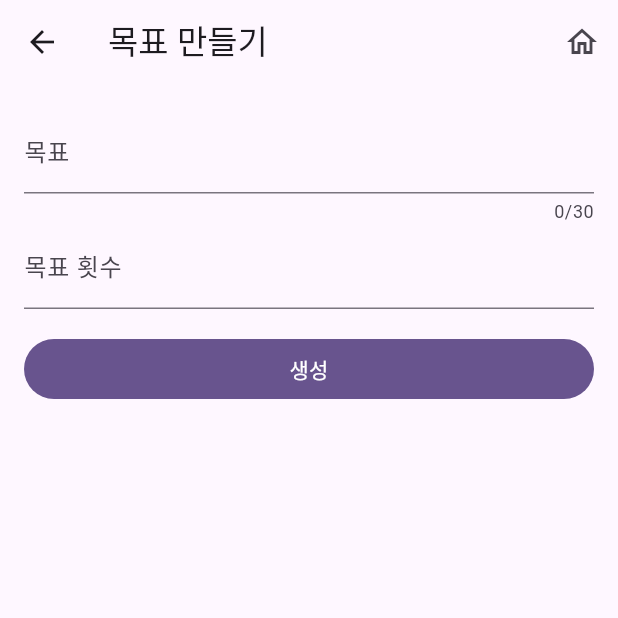
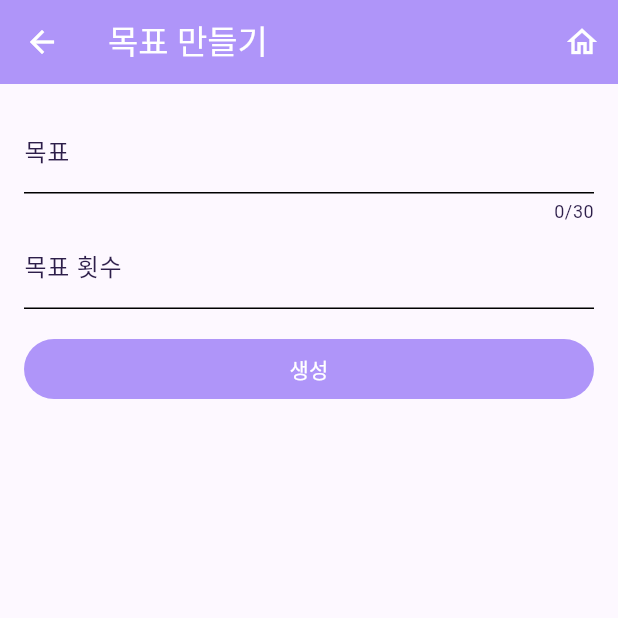
Before and after one commit to ssongbt/countup, a Flutter app: the screen it shows after launch, after a tap on the "add" icon, on a phone screen of 412 x 824 dp, the top half of it. Run offline on Flutter 3.47's test engine with Material 3 defaults, Android fonts, the phone set to English and light mode, and no system bars; our stand-ins replace flutter_riverpod, go_router, hive, hive_flutter; accounts and stored records are empty.

Commit message:
화면수정중

```diff
--- a/lib/main.dart
+++ b/lib/main.dart
@@ -13,10 +13,29 @@ class CountUpApp extends ConsumerWidget {
   @override
   Widget build(BuildContext context, WidgetRef ref) {
     final dbState = ref.watch(hiveBoxProvider);
+    const colorScheme = ColorScheme.light(
+      primary: Color(0xFFAF95F9),
+      secondary: Color(0xFFFFAAA5),
+      surface: Color(0xFFFDF8FF),
+      onPrimary: Colors.white,
+      onSecondary: Color(0xFF5A1E2A),
+      onSurface: Color(0xFF2D1E4A),
+    );
+
     return MaterialApp.router(
       title: 'CountUp',
       theme: ThemeData(
-        colorScheme: ColorScheme.fromSeed(seedColor: Colors.deepPurple),
+        colorScheme: colorScheme,
+        scaffoldBackgroundColor: colorScheme.surface,
+        appBarTheme: const AppBarTheme(
+          backgroundColor: Color(0xFFAF95F9),
+          foregroundColor: Colors.white,
+          elevation: 0,
+        ),
+        floatingActionButtonTheme: const FloatingActionButtonThemeData(
+          backgroundColor: Color(0xFFFFAAA5),
+          foregroundColor: Color(0xFF5A1E2A),
+        ),
       ),
       routerConfig: appRouter,
       builder: (context, child) {
```
Also changed, not shown: lib/features/goals/presentation/providers/goal_providers.dart (+8 -0 lines), lib/features/goals/presentation/screens/goal_detail_screen.dart (+80 -1 lines), lib/features/goals/presentation/screens/home_screen.dart (+37 -30 lines).
